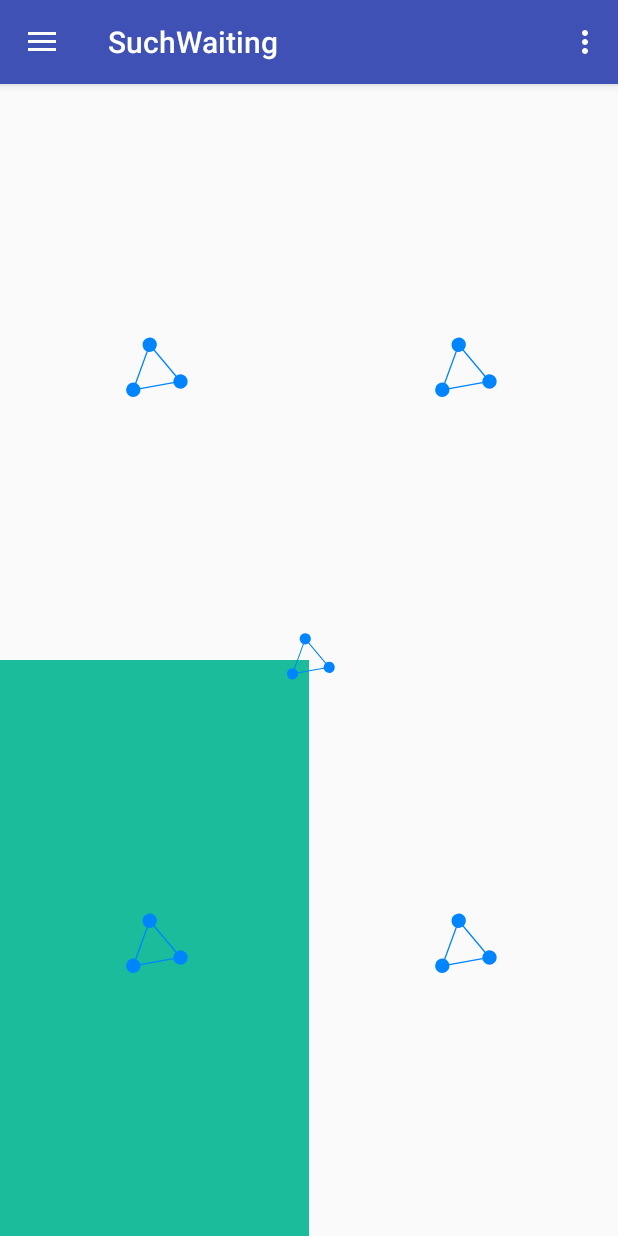
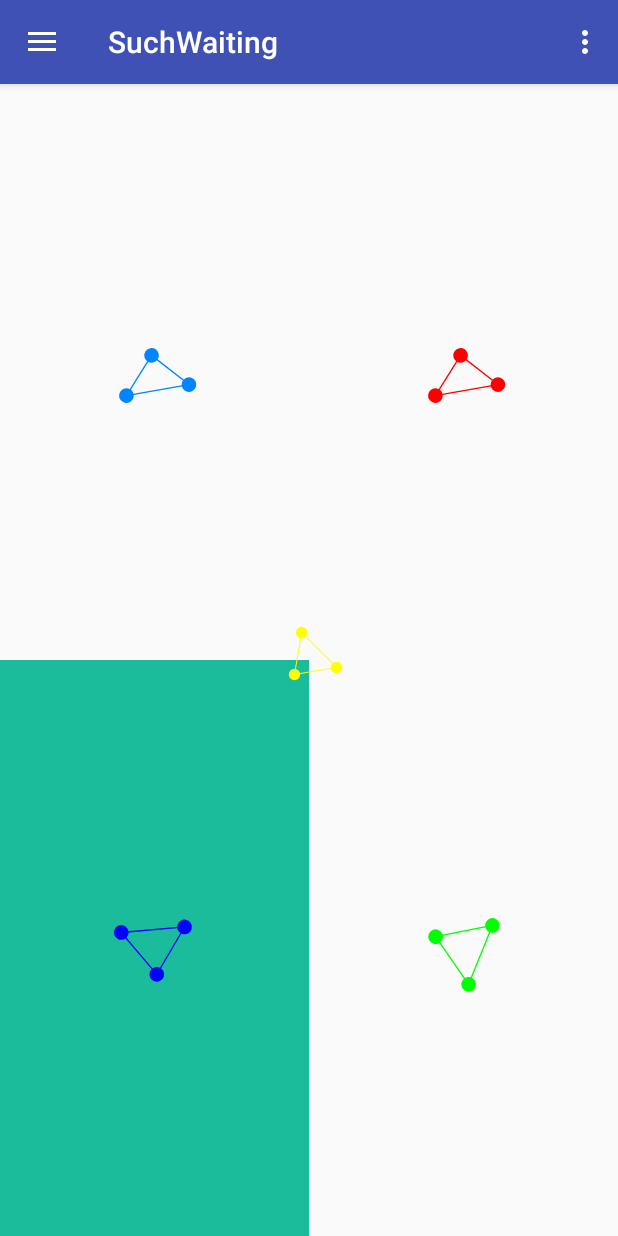
Before and after one commit to kapaseker/SuchWaiting, an Android app: the screen it shows after launch (SampleActivity), in the side drawer, after a tap on "Triangle Shrink Waiting", on a phone screen of 412 x 824 dp. Run offline under Robolectric (Android 15) with nearby library versions, the phone set to English and light mode, and no system bars.

Commit message:
complete triangle shrink dot samples，and format the code

```diff
--- a/app/build.gradle
+++ b/app/build.gradle
@@ -24,8 +24,8 @@ dependencies {
     androidTestCompile('com.android.support.test.espresso:espresso-core:2.2.2', {
         exclude group: 'com.android.support', module: 'support-annotations'
     })
-    compile 'com.android.support:appcompat-v7:25.3.0'
-    compile 'com.android.support:design:25.3.0'
+    compile 'com.android.support:appcompat-v7:25.3.1'
+    compile 'com.android.support:design:25.3.1'
     compile 'com.android.support.constraint:constraint-layout:1.0.0-beta4'
     testCompile 'junit:junit:4.12'
     compile project(':suchwaiting')
--- a/app/src/main/AndroidManifest.xml
+++ b/app/src/main/AndroidManifest.xml
@@ -3,7 +3,7 @@
           xmlns:android="http://schemas.android.com/apk/res/android">
 
     <application
-        android:allowBackup="true"
+        android:allowBackup="false"
         android:icon="@mipmap/ic_launcher"
         android:label="@string/app_name"
         android:supportsRtl="true"
--- a/app/src/main/java/azalea/com/suchwating/BaseFragment.java
+++ b/app/src/main/java/azalea/com/suchwating/BaseFragment.java
@@ -7,10 +7,10 @@ import android.view.LayoutInflater;
 import android.view.View;
 import android.view.ViewGroup;
 
+
 /**
- * Created by Panoo on 2017/4/10.
+ * base fragment for sample show
  */
-
 public abstract class BaseFragment extends Fragment {
 	@Nullable
 	@Override
--- a/app/src/main/java/azalea/com/suchwating/sample/IndexFragment.java
+++ b/app/src/main/java/azalea/com/suchwating/sample/IndexFragment.java
@@ -3,10 +3,10 @@ package azalea.com.suchwating.sample;
 import azalea.com.suchwating.BaseFragment;
 import azalea.com.suchwating.R;
 
+
 /**
- * Created by Panoo on 2017/4/10.
+ * the Index Fragment , the App's main page fragment
  */
-
 public class IndexFragment extends BaseFragment {
 
 	@Override
--- a/app/src/main/java/azalea/com/suchwating/sample/TriangleShrinkDotFragment.java
+++ b/app/src/main/java/azalea/com/suchwating/sample/TriangleShrinkDotFragment.java
@@ -1,4 +1,6 @@
 package azalea.com.suchwating.sample;
+
+import android.graphics.Color;
 
 import com.azalea.suchwaiting.loadingimplemention.BaseLoadingRender;
 import com.azalea.suchwaiting.loadingimplemention.triangle.TriangleShrinkDotRender;
@@ -13,10 +15,10 @@ public class TriangleShrinkDotFragment extends FiveLoadRenderFragment {
 	protected BaseLoadingRender[] getFiveLoadingRender() {
 		return new BaseLoadingRender[]{
 				new TriangleShrinkDotRender(),
-				new TriangleShrinkDotRender(),
-				new TriangleShrinkDotRender(),
-				new TriangleShrinkDotRender(),
-				new TriangleShrinkDotRender(),
+				new TriangleShrinkDotRender(Color.RED),
+				new TriangleShrinkDotRender(1400L,400L,Color.BLUE),
+				new TriangleShrinkDotRender(2400L,600L,Color.GREEN),
+				new TriangleShrinkDotRender(1200L,400L,Color.YELLOW),
 		};
 	}
 }
--- a/app/src/main/res/layout/frag_color_line_dot.xml
+++ b/app/src/main/res/layout/frag_color_line_dot.xml
@@ -32,7 +32,6 @@
         <LinearLayout
             android:layout_width="match_parent"
             android:layout_height="0dp"
-            android:layout_below="@id/row_first"
             android:layout_weight="1"
             android:orientation="horizontal">
 
--- a/suchwaiting/build.gradle
+++ b/suchwaiting/build.gradle
@@ -26,6 +26,6 @@ dependencies {
     androidTestCompile('com.android.support.test.espresso:espresso-core:2.2.2', {
         exclude group: 'com.android.support', module: 'support-annotations'
     })
-    compile 'com.android.support:appcompat-v7:25.3.0'
+    compile 'com.android.support:appcompat-v7:25.3.1'
     testCompile 'junit:junit:4.12'
 }
--- a/suchwaiting/src/main/AndroidManifest.xml
+++ b/suchwaiting/src/main/AndroidManifest.xml
@@ -1,12 +1,8 @@
 <manifest package="com.azalea.suchwaiting"
+          xmlns:android="http://schemas.android.com/apk/res/android">
 
-          xmlns:android="http://schemas.android.com/apk/res/android"
->
-
-    <application android:allowBackup="true"
-                 android:label="@string/app_name"
-                 android:supportsRtl="true"
-    >
+    <application
+        android:label="@string/app_name">
 
     </application>
 
--- a/suchwaiting/src/main/java/com/azalea/suchwaiting/contant/Constant.java
+++ b/suchwaiting/src/main/java/com/azalea/suchwaiting/contant/Constant.java
@@ -1,9 +1,9 @@
 package com.azalea.suchwaiting.contant;
 
+
 /**
- * Created by Panoo on 2017/4/23.
+ * constant definition
  */
-
 public class Constant {
 	public static final int DEFAULT_SIZE = 240;
 }
--- a/suchwaiting/src/main/java/com/azalea/suchwaiting/exception/UnsupportedValueSetException.java
+++ b/suchwaiting/src/main/java/com/azalea/suchwaiting/exception/UnsupportedValueSetException.java
@@ -1,9 +1,9 @@
 package com.azalea.suchwaiting.exception;
 
+
 /**
- * Created by Panoo on 2017/4/10.
+ * an exception for unsupported value
  */
-
 public class UnsupportedValueSetException extends RuntimeException {
 
 	private UnsupportedValueSetException() {
--- a/suchwaiting/src/main/java/com/azalea/suchwaiting/loadingimplemention/BaseLoadingRender.java
+++ b/suchwaiting/src/main/java/com/azalea/suchwaiting/loadingimplemention/BaseLoadingRender.java
@@ -11,10 +11,10 @@ import android.support.annotation.Nullable;
 
 import com.azalea.suchwaiting.contant.Constant;
 
+
 /**
- * Created by Panoo on 2017/4/6.
+ * base render for loading animation , extends this to achieve your own animation.
  */
-
 public class BaseLoadingRender implements ILoadingRender {
 
 	Drawable.Callback mDrawableCallBack = null;
--- a/suchwaiting/src/main/java/com/azalea/suchwaiting/loadingimplemention/ILoadingRender.java
+++ b/suchwaiting/src/main/java/com/azalea/suchwaiting/loadingimplemention/ILoadingRender.java
@@ -7,10 +7,10 @@ import android.support.annotation.IntRange;
 import android.support.annotation.NonNull;
 import android.support.annotation.Nullable;
 
+
 /**
- * Created by Panoo on 2017/4/6.
+ * interface of loading render
  */
-
 public interface ILoadingRender {
 
 	void draw(@NonNull Canvas canvas);
--- a/suchwaiting/src/main/java/com/azalea/suchwaiting/loadingimplemention/triangle/TriangleShrinkDotRender.java
+++ b/suchwaiting/src/main/java/com/azalea/suchwaiting/loadingimplemention/triangle/TriangleShrinkDotRender.java
@@ -18,11 +18,12 @@ public class TriangleShrinkDotRender extends BaseLoadingRender {
 
     private Paint mPaint = new Paint();
     private static final int MAX_SIZE = 480;
-    private static final float SIZE_RATIO = 0.18F;
+    private static final float SIZE_RATIO = 0.24F;
     private static final int DEFAULT_COLOR = Color.parseColor("#0084ff");
 
     private float mRealSize = 0F;
-    private float mCircleRadius = 0F;
+    private float mDotCircleRadius = 0F;
+	private float mModelCircleRadius = 0F;
     private float mCentX = 0F;
     private float mCentY = 0F;
     private float mStartX = 0F;
@@ -30,7 +31,7 @@ public class TriangleShrinkDotRender extends BaseLoadingRender {
     private float mEndX = 0F;
     private float mEndY = 0F;
     private int mDegree = 0;
-    private int mCurrentShinkDot = 0;
+    private int mCurrentShrinkDot = 0;
     private int mCurrentShrinkOffset = 0;
     private ValueAnimator mAnimator = null;
     private ValueAnimator mShinkAnimator = null;
@@ -43,7 +44,19 @@ public class TriangleShrinkDotRender extends BaseLoadingRender {
         init();
     }
 
-    private void init() {
+	public TriangleShrinkDotRender(int color) {
+		mColor = color;
+		init();
+	}
+
+	public TriangleShrinkDotRender(long rotateDuration, long shrinkDuration, int color) {
+		mRotateDuration = rotateDuration;
+		mShrinkDuration = shrinkDuration;
+		mColor = color;
+		init();
+	}
+
+	private void init() {
         mPaint.setAntiAlias(true);
         mPaint.setColor(mColor);
         mPaint.setStrokeWidth(1);
@@ -75,7 +88,7 @@ public class TriangleShrinkDotRender extends BaseLoadingRender {
                 @Override
                 public void onAnimationUpdate(ValueAnimator animation) {
                     int value = (int) animation.getAnimatedValue();
-                    mCurrentShinkDot = value / 100;
+                    mCurrentShrinkDot = value / 100;
                     mCurrentShrinkOffset = value % 100;
                     invalidate();
                 }
@@ -88,12 +101,35 @@ public class TriangleShrinkDotRender extends BaseLoadingRender {
 
     private void drawTriangle(Canvas canvas, int degree) {
 
+	    int endDot = (mCurrentShrinkDot == 0 ? 2 : mCurrentShrinkDot - 1);
+	    float moveRatio = mCurrentShrinkOffset < 50 ? mCurrentShrinkOffset : 100 - mCurrentShrinkOffset;
+	    float currentMoveOffset = mModelCircleRadius * moveRatio / 50;
+	    float lastDotEndXOffset = (float) ((mModelCircleRadius - currentMoveOffset) * Math.cos(Math.PI / 6));
+	    float lastDotEndYOffset = (float) ((mModelCircleRadius - currentMoveOffset) * Math.sin(Math.PI / 6));
 
         for (int i = 0; i < 3; ++i) {
+
             canvas.save();
+
+	        float startX = mStartX;
+	        float startY = mStartY;
+
+	        float endX = mEndX;
+	        float endY = mEndY;
+
+	        if (mCurrentShrinkDot == i) {
+		        startY += currentMoveOffset;
+	        }
+
+	        if(endDot == i){
+		        endX = mCentX + lastDotEndXOffset;
+		        endY = mCentY + lastDotEndYOffset;
+	        }
+
 	        canvas.rotate(i * 120 + degree, mCentX, mCentY);
-	        canvas.drawCircle(mStartX, mStartY, mCircleRadius, mPaint);
-            canvas.drawLine(mStartX, mStartY, mEndX, mEndY, mPaint);
+	        canvas.drawCircle(startX, startY, mDotCircleRadius, mPaint);
+            canvas.drawLine(startX, startY, endX, endY, mPaint);
+
             canvas.restore();
         }
 
@@ -109,7 +145,8 @@ public class TriangleShrinkDotRender extends BaseLoadingRender {
 
         mRealSize = realMinSize > MAX_SIZE ? MAX_SIZE : realMinSize;
 
-        mCircleRadius = mRealSize * 0.13F;
+	    mModelCircleRadius = mRealSize / 2;
+        mDotCircleRadius = mRealSize * 0.1F;
 
         mCentX = bounds.width() / 2F;
         mCentY = bounds.height() / 2F;
--- a/suchwaiting/src/main/java/com/azalea/suchwaiting/wrapper_drawable/LoadingDrawable.java
+++ b/suchwaiting/src/main/java/com/azalea/suchwaiting/wrapper_drawable/LoadingDrawable.java
@@ -8,7 +8,6 @@ import android.support.annotation.IntRange;
 import android.support.annotation.NonNull;
 import android.support.annotation.Nullable;
 
-import com.azalea.suchwaiting.contant.Constant;
 import com.azalea.suchwaiting.loadingimplemention.BaseLoadingRender;
 
 
```
